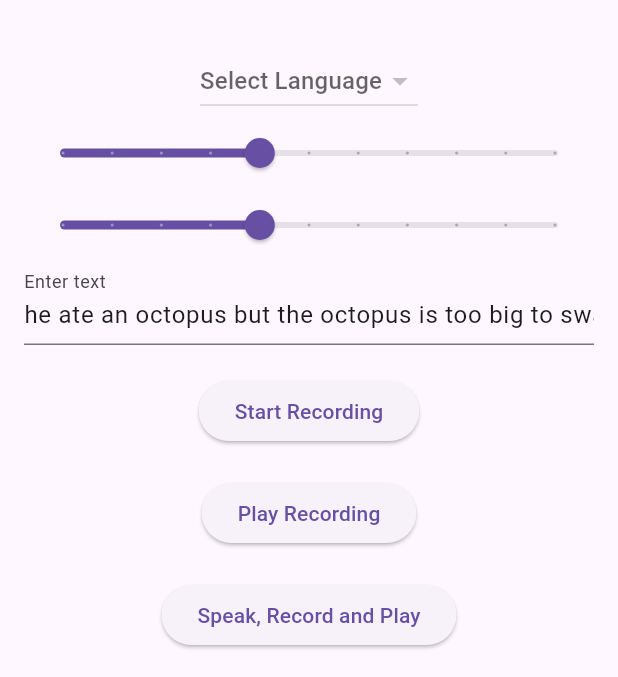
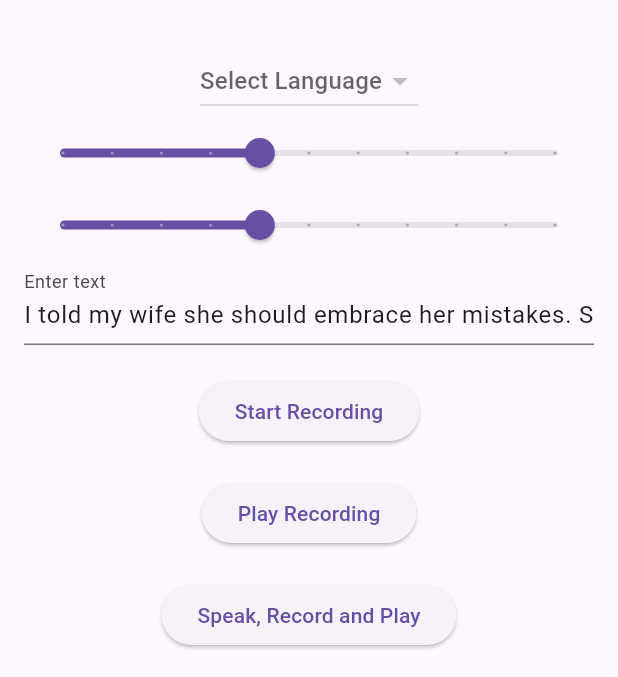
Before and after one commit to shirasumaguro/repeatia, a Flutter app: the screen it shows after launch, on a phone screen of 412 x 824 dp, the part 63-740 px from its top. Run offline on Flutter 3.47's test engine with Material 3 defaults, Android fonts, the phone set to English and light mode, and no system bars; our stand-ins replace flutter_tts, permission_handler; missing offline and left inert: flutter_sound.

Commit message:
2nd commit

```diff
--- a/lib/main.dart
+++ b/lib/main.dart
@@ -37,7 +37,7 @@ class _MyHomePageState extends State<MyHomePage> {
   double _pitch = 0.5; // デフォルトのピッチ
   double _speed = 0.5; // デフォルトのスピード
 
-  final TextEditingController textController = TextEditingController(text: 'he ate an octopus but the octopus is too big to swallow.');
+  final TextEditingController textController = TextEditingController(text: 'I told my wife she should embrace her mistakes. She gave me a hug.');
 
   static const platform = MethodChannel('com.shirasumaguro.onirepe/beep');
   final FlutterSoundRecorder _recorder = FlutterSoundRecorder();
```
Also changed, not shown: 1 other file.
